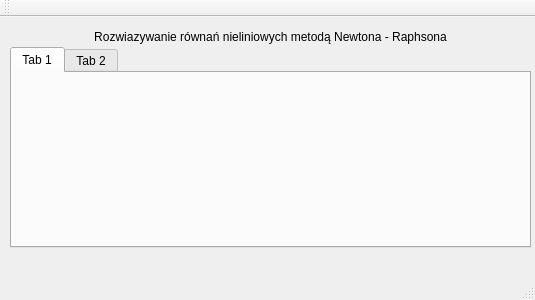
Old version of the form application/mainwindow.ui in the repository wiekonek/Newton-Raphson.
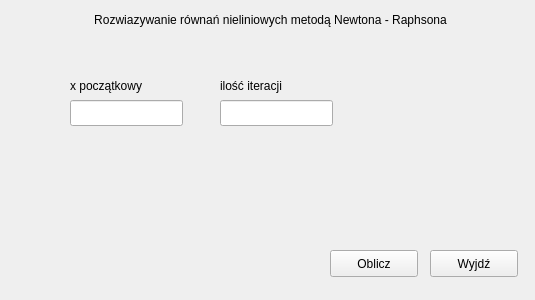
New version of the form.

```diff
--- a/application/mainwindow.ui
+++ b/application/mainwindow.ui
@@ -30,49 +30,79 @@
      <set>Qt::AlignCenter</set>
     </property>
    </widget>
-   <widget class="QTabWidget" name="tabWidget">
+   <widget class="QPushButton" name="pushButton">
     <property name="geometry">
      <rect>
-      <x>10</x>
-      <y>30</y>
-      <width>521</width>
-      <height>201</height>
+      <x>330</x>
+      <y>250</y>
+      <width>88</width>
+      <height>27</height>
      </rect>
     </property>
-    <property name="currentIndex">
-     <number>0</number>
+    <property name="text">
+     <string>Oblicz</string>
     </property>
-    <widget class="QWidget" name="tab">
-     <attribute name="title">
-      <string>Tab 1</string>
-     </attribute>
-    </widget>
-    <widget class="QWidget" name="tab_2">
-     <attribute name="title">
-      <string>Tab 2</string>
-     </attribute>
-    </widget>
    </widget>
+   <widget class="QPushButton" name="pushButton_2">
+    <property name="geometry">
+     <rect>
+      <x>430</x>
+      <y>250</y>
+      <width>88</width>
+      <height>27</height>
+     </rect>
+    </property>
+    <property name="text">
+     <string>Wyjdź</string>
+    </property>
+   </widget>
+   <widget class="QLineEdit" name="lineEdit_x">
+    <property name="geometry">
+     <rect>
+      <x>70</x>
+      <y>100</y>
+      <width>113</width>
+      <height>26</height>
+     </rect>
+    </property>
+   </widget>
+   <widget class="QLineEdit" name="lineEdit_it">
+    <property name="geometry">
+     <rect>
+      <x>220</x>
+      <y>100</y>
+      <width>113</width>
+      <height>26</height>
+     </rect>
+    </property>
+   </widget>
+   <widget class="QLabel" name="label_2">
+    <property name="geometry">
+     <rect>
+      <x>70</x>
+      <y>70</y>
+      <width>101</width>
+      <height>31</height>
+     </rect>
+    </property>
+    <property name="text">
+     <string>x początkowy</string>
+    </property>
+   </widget>
+   <widget class="QLabel" name="label_3">
+    <property name="geometry">
+     <rect>
+      <x>220</x>
+      <y>70</y>
+      <width>111</width>
+      <height>31</height>
+     </rect>
+    </property>
+    <property name="text">
+     <string>ilość iteracji</string>
+    </property>
+   </widget>
   </widget>
-  <widget class="QMenuBar" name="menuBar">
-   <property name="geometry">
-    <rect>
-     <x>0</x>
-     <y>0</y>
-     <width>535</width>
-     <height>25</height>
-    </rect>
-   </property>
-  </widget>
-  <widget class="QToolBar" name="mainToolBar">
-   <attribute name="toolBarArea">
-    <enum>TopToolBarArea</enum>
-   </attribute>
-   <attribute name="toolBarBreak">
-    <bool>false</bool>
-   </attribute>
-  </widget>
-  <widget class="QStatusBar" name="statusBar"/>
  </widget>
  <layoutdefault spacing="6" margin="11"/>
  <resources/>
```
